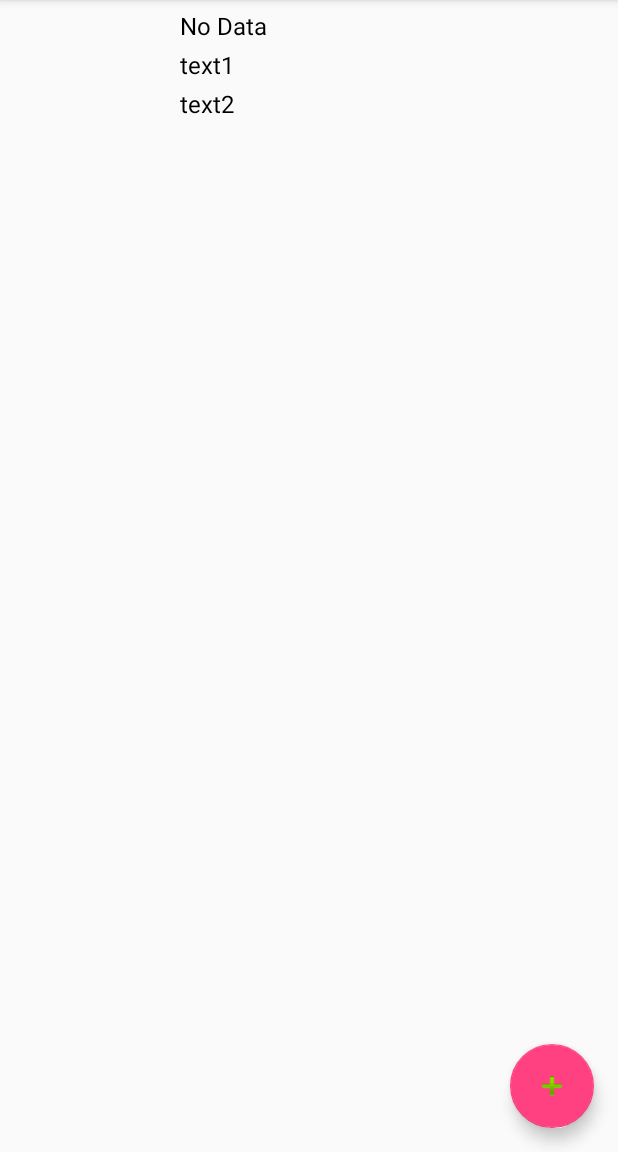
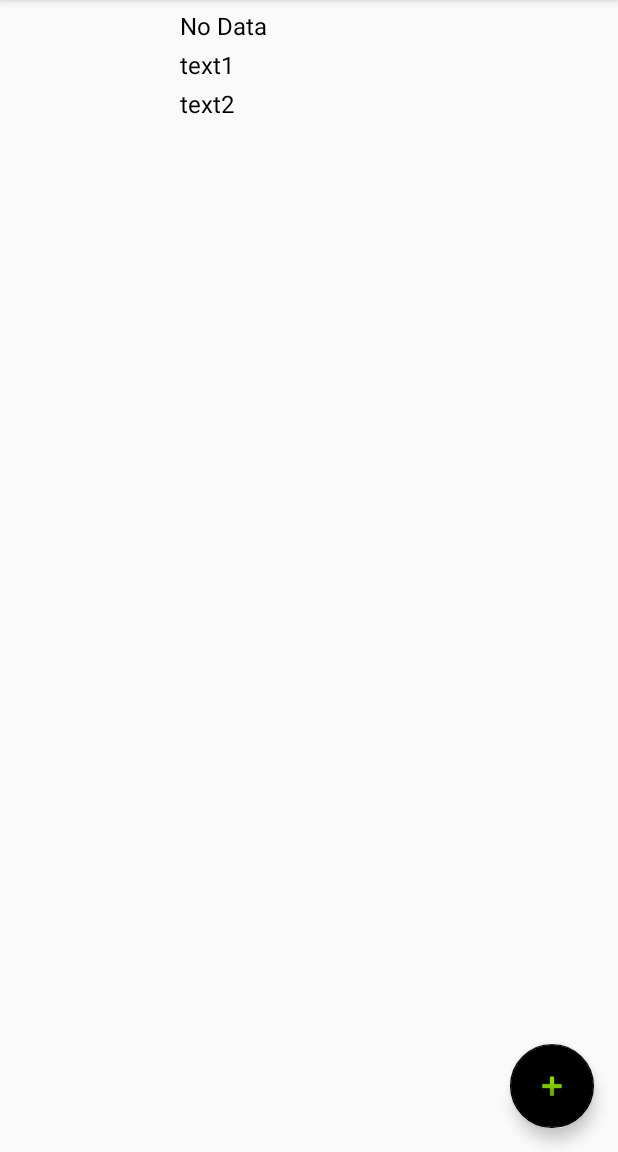
Before and after one commit to rakj1/AverageSpeed, an Android app: the screen it shows after launch (ActivityCustomListViewTrip), on a phone screen of 412 x 824 dp, the part 84-1236 px from its top. Run offline under Robolectric (Android 15) with nearby library versions, the phone set to English and light mode, and no system bars.

```diff
--- a/app/build.gradle
+++ b/app/build.gradle
@@ -24,4 +24,5 @@ dependencies {
     testCompile 'junit:junit:4.12'
     compile 'com.android.support:appcompat-v7:23.1.1'
     compile 'com.android.support:design:23.1.1'
+    compile 'com.google.android.gms:play-services-maps:8.4.0'
 }
--- a/app/src/main/AndroidManifest.xml
+++ b/app/src/main/AndroidManifest.xml
@@ -32,6 +32,10 @@
                 android:name="android.support.PARENT_ACTIVITY"
                 android:value="nz.ones.ryanj.averagespeed.Activity.ActivityCustomListViewTrip" />
         </activity>
+
+        <meta-data
+            android:name="com.google.android.maps.v2.API_KEY"
+            android:value="AIzaSyBnXDb3Xyn6-e4oyeGe5m2TjWWPCJp9H80" />
     </application>
 
     <uses-permission android:name="android.permission.ACCESS_FINE_LOCATION" />
--- a/app/src/main/java/nz/ones/ryanj/averagespeed/Activity/ActivityNewTrip.java
+++ b/app/src/main/java/nz/ones/ryanj/averagespeed/Activity/ActivityNewTrip.java
@@ -14,6 +14,8 @@ import android.support.v7.app.AppCompatActivity;
 import android.support.v7.widget.Toolbar;
 import android.view.View;
 import android.widget.Button;
+
+import com.google.android.gms.maps.GoogleMap;
 
 import java.util.Calendar;
 import java.util.Date;
@@ -33,6 +35,7 @@ public class ActivityNewTrip extends AppCompatActivity {
 
     private Trip currentTrip;
     private long tripId;
+    private GoogleMap googleMap;
 
     @Override
     protected void onCreate(Bundle savedInstanceState) {
--- a/app/src/main/res/values/colors.xml
+++ b/app/src/main/res/values/colors.xml
@@ -2,5 +2,5 @@
 <resources>
     <color name="colorPrimary">#3F51B5</color>
     <color name="colorPrimaryDark">#303F9F</color>
-    <color name="colorAccent">#FF4081</color>
+    <color name="colorAccent">#000000</color>
 </resources>
--- a/app/src/main/res/values/styles.xml
+++ b/app/src/main/res/values/styles.xml
@@ -4,7 +4,7 @@
     <style name="AppTheme" parent="Theme.AppCompat.Light.DarkActionBar">
         <!-- Customize your theme here. -->
         <item name="colorPrimary">@color/colorPrimary</item>
-        <item name="colorPrimaryDark">@color/colorPrimaryDark</item>
+        <item name="colorPrimaryDark">@android:color/primary_text_light</item>
         <item name="colorAccent">@color/colorAccent</item>
     </style>
     <style name="AppTheme.NoActionBar">
```
Also changed, not shown: 1 other file.
